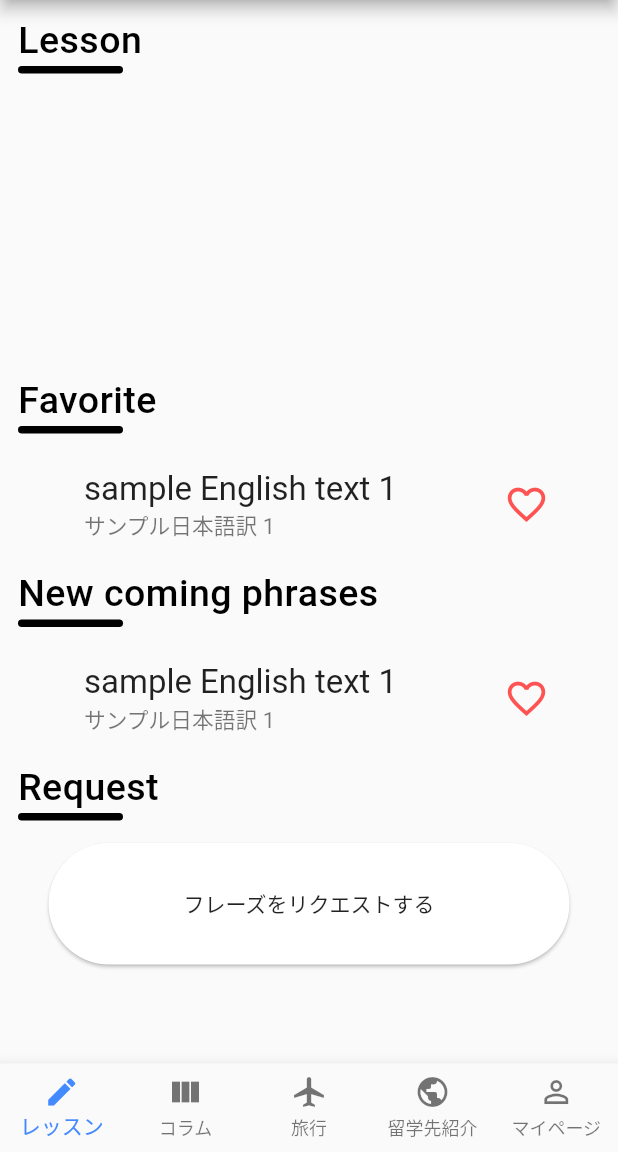
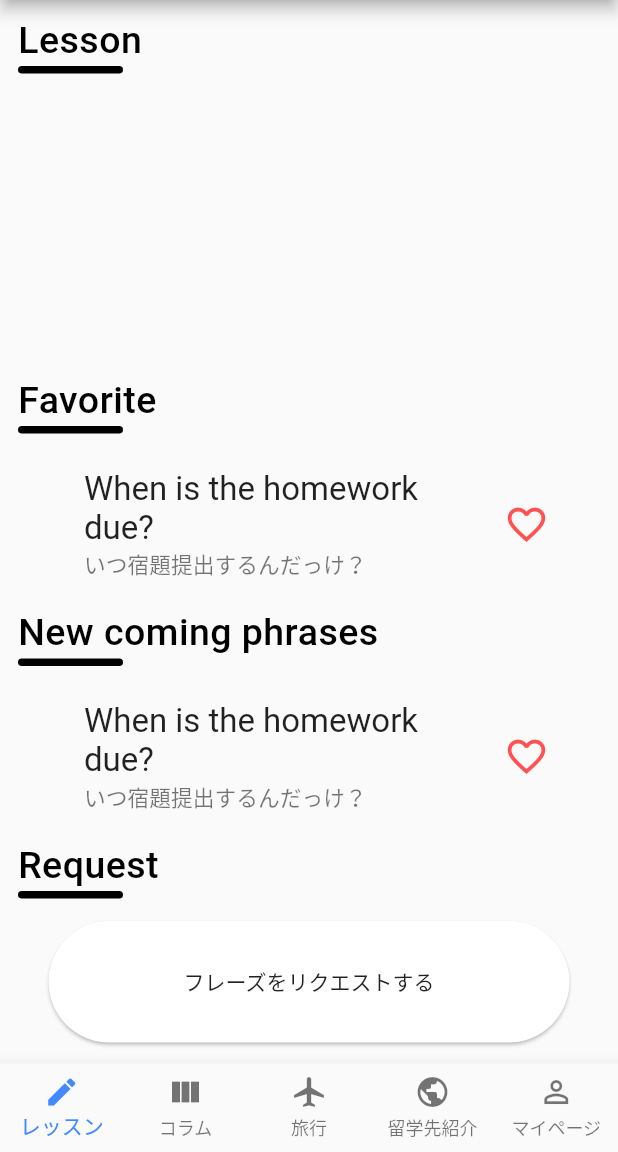
Before and after one commit to world-rize/wr-app, a Flutter app: the screen it shows after launch, on a phone screen of 412 x 824 dp, the part 84-1236 px from its top. Run offline on Flutter 3.47's test engine with Material 2 defaults, Android fonts, the phone set to English and light mode, and no system bars; our stand-ins replace assets_audio_player, firebase_auth, getflutter, settings_ui; missing offline and left inert: flappy_search_bar; accounts and stored records are empty; network calls fail; statements that could not run were skipped.

````diff
--- a/lib/model/phrase.dart
+++ b/lib/model/phrase.dart
@@ -1,5 +1,6 @@
 // Copyright © 2020 WorldRIZe. All rights reserved.
 
+import 'package:flutter/cupertino.dart';
 import 'package:wr_app/model/phrase_sample.dart';
 
 /// フレーズ
@@ -42,11 +43,12 @@ import 'package:wr_app/model/phrase_sample.dart';
 /// ```
 class Phrase {
   Phrase({
-    this.english,
-    this.japanese,
-    this.audioPath,
+    @required this.english,
+    @required this.japanese,
+    @required this.audioPath,
     this.favorite = false,
-    this.sample,
+    @required this.sample,
+    @required this.advice,
   });
 
   /// json to [Phrase]
@@ -57,6 +59,7 @@ class Phrase {
       audioPath: json['audio'] as String,
       favorite: json['favorite'] as bool,
       sample: PhraseSample.fromJson(json['sample']),
+      advice: json['advice'] as String,
     );
   }
 
@@ -75,6 +78,9 @@ class Phrase {
   /// [sample] 会話例、[PhraseSample] を参照
   PhraseSample sample;
 
+  /// [advice] ワンポイントアドバイス
+  String advice;
+
   Map<String, dynamic> toJson() {
     return {
       'english': english,
@@ -82,6 +88,7 @@ class Phrase {
       'favorite': favorite,
       'audio': audioPath,
       'sample': sample,
+      'advice': advice,
     };
   }
 }
--- a/lib/store/masterdata.dart
+++ b/lib/store/masterdata.dart
@@ -35,19 +35,20 @@ class MasterDataStore with ChangeNotifier {
   /// ダミーのフレーズを返す
   static Phrase dummyPhrase({int i = 1}) {
     return Phrase(
-      english: 'sample English text $i',
-      japanese: 'サンプル日本語訳 $i',
+      english: 'When is the homework due?',
+      japanese: 'いつ宿題提出するんだっけ？',
       audioPath: 'res/Welcome_1_.mp3',
       favorite: i % 2 == 0,
-      sample: PhraseSample(content: [
+      sample: PhraseSample(
+        content: [
           Conversation(
             japanese: '宿題終わった?',
             english: 'Have you finished the English homework yet?',
             avatarUrl: 'https://threadreaderapp.com/images/default_avatar.png',
           ),
           Conversation(
-          japanese: 'いや、終わってないよ\nいつ宿題提出するんだっけ？',
-          english: 'No I haven\'t.\nWhen is the homework due?',
+            japanese: 'いや、終わってないよ\n(いつ宿題提出するんだっけ？)',
+            english: 'No I haven\'t.\n(When is the homework due?)',
             avatarUrl: 'https://threadreaderapp.com/images/default_avatar.png',
           ),
           Conversation(
@@ -55,7 +56,10 @@ class MasterDataStore with ChangeNotifier {
             english: 'It\'s due next Tuesday.',
             avatarUrl: 'https://threadreaderapp.com/images/default_avatar.png',
           ),
-      ]),
+        ],
+      ),
+      advice:
+          '“due”は「支払い期限のきた~」や「 満期の~」といった意味を持ちます。よって、”When is ~ due?”で「~の期限はいつだっけ？」となり、”When is the homework due?”を意訳すると「いつ宿題提出するんだっけ？」となります。',
     );
   }
 
--- a/pubspec.yaml
+++ b/pubspec.yaml
@@ -24,6 +24,7 @@ dependencies:
   assets_audio_player: ^1.2.3
   # story_view: ^0.11.2
   settings_ui: ^0.2.0
+  flutter_markdown: ^0.3.4
 
 dev_dependencies:
   flutter_test:
````
Also changed, not shown: lib/ui/lesson/lesson_phrases_detail_page.dart (+40 -15 lines), pubspec.lock. Lines whose indentation alone changed are shown as unchanged.
